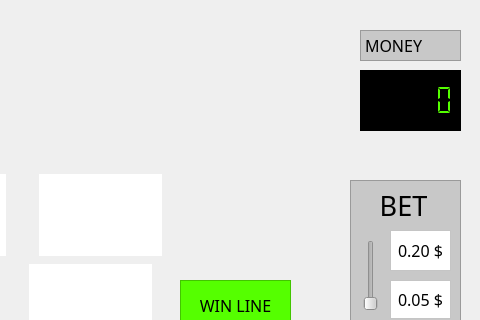
Above: student/11/slots/main_window.ui from juhvv/programming2-2018 before the change; both pictures show x 320 to 800 and y 0 to 320 of the 800 by 600 pixel window. Below: the same form after it.
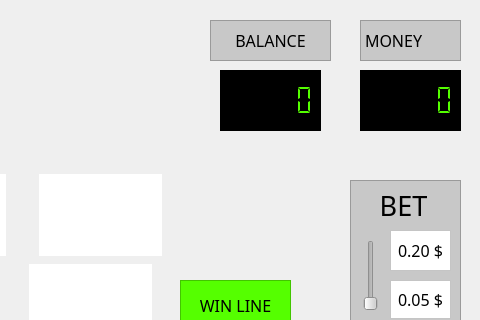
That is the form after the change. Icons and pictures are not drawn.

```diff
--- a/student/11/slots/main_window.ui
+++ b/student/11/slots/main_window.ui
@@ -955,9 +955,9 @@
     <property name="geometry">
      <rect>
       <x>680</x>
-      <y>30</y>
+      <y>20</y>
       <width>101</width>
-      <height>31</height>
+      <height>41</height>
      </rect>
     </property>
     <property name="font">
@@ -976,6 +976,232 @@
      <string>MONEY</string>
     </property>
    </widget>
+   <widget class="QLCDNumber" name="money_scr_2">
+    <property name="geometry">
+     <rect>
+      <x>540</x>
+      <y>70</y>
+      <width>101</width>
+      <height>61</height>
+     </rect>
+    </property>
+    <property name="palette">
+     <palette>
+      <active>
+       <colorrole role="WindowText">
+        <brush brushstyle="SolidPattern">
+         <color alpha="255">
+          <red>85</red>
+          <green>255</green>
+          <blue>0</blue>
+         </color>
+        </brush>
+       </colorrole>
+       <colorrole role="Button">
+        <brush brushstyle="SolidPattern">
+         <color alpha="255">
+          <red>0</red>
+          <green>0</green>
+          <blue>0</blue>
+         </color>
+        </brush>
+       </colorrole>
+       <colorrole role="Text">
+        <brush brushstyle="SolidPattern">
+         <color alpha="255">
+          <red>85</red>
+          <green>255</green>
+          <blue>0</blue>
+         </color>
+        </brush>
+       </colorrole>
+       <colorrole role="ButtonText">
+        <brush brushstyle="SolidPattern">
+         <color alpha="255">
+          <red>85</red>
+          <green>255</green>
+          <blue>0</blue>
+         </color>
+        </brush>
+       </colorrole>
+       <colorrole role="Base">
+        <brush brushstyle="SolidPattern">
+         <color alpha="255">
+          <red>0</red>
+          <green>0</green>
+          <blue>0</blue>
+         </color>
+        </brush>
+       </colorrole>
+       <colorrole role="Window">
+        <brush brushstyle="SolidPattern">
+         <color alpha="255">
+          <red>0</red>
+          <green>0</green>
+          <blue>0</blue>
+         </color>
+        </brush>
+       </colorrole>
+      </active>
+      <inactive>
+       <colorrole role="WindowText">
+        <brush brushstyle="SolidPattern">
+         <color alpha="255">
+          <red>85</red>
+          <green>255</green>
+          <blue>0</blue>
+         </color>
+        </brush>
+       </colorrole>
+       <colorrole role="Button">
+        <brush brushstyle="SolidPattern">
+         <color alpha="255">
+          <red>0</red>
+          <green>0</green>
+          <blue>0</blue>
+         </color>
+        </brush>
+       </colorrole>
+       <colorrole role="Text">
+        <brush brushstyle="SolidPattern">
+         <color alpha="255">
+          <red>85</red>
+          <green>255</green>
+          <blue>0</blue>
+         </color>
+        </brush>
+       </colorrole>
+       <colorrole role="ButtonText">
+        <brush brushstyle="SolidPattern">
+         <color alpha="255">
+          <red>85</red>
+          <green>255</green>
+          <blue>0</blue>
+         </color>
+        </brush>
+       </colorrole>
+       <colorrole role="Base">
+        <brush brushstyle="SolidPattern">
+         <color alpha="255">
+          <red>0</red>
+          <green>0</green>
+          <blue>0</blue>
+         </color>
+        </brush>
+       </colorrole>
+       <colorrole role="Window">
+        <brush brushstyle="SolidPattern">
+         <color alpha="255">
+          <red>0</red>
+          <green>0</green>
+          <blue>0</blue>
+         </color>
+        </brush>
+       </colorrole>
+      </inactive>
+      <disabled>
+       <colorrole role="WindowText">
+        <brush brushstyle="SolidPattern">
+         <color alpha="255">
+          <red>85</red>
+          <green>255</green>
+          <blue>0</blue>
+         </color>
+        </brush>
+       </colorrole>
+       <colorrole role="Button">
+        <brush brushstyle="SolidPattern">
+         <color alpha="255">
+          <red>0</red>
+          <green>0</green>
+          <blue>0</blue>
+         </color>
+        </brush>
+       </colorrole>
+       <colorrole role="Text">
+        <brush brushstyle="SolidPattern">
+         <color alpha="255">
+          <red>85</red>
+          <green>255</green>
+          <blue>0</blue>
+         </color>
+        </brush>
+       </colorrole>
+       <colorrole role="ButtonText">
+        <brush brushstyle="SolidPattern">
+         <color alpha="255">
+          <red>85</red>
+          <green>255</green>
+          <blue>0</blue>
+         </color>
+        </brush>
+       </colorrole>
+       <colorrole role="Base">
+        <brush brushstyle="SolidPattern">
+         <color alpha="255">
+          <red>0</red>
+          <green>0</green>
+          <blue>0</blue>
+         </color>
+        </brush>
+       </colorrole>
+       <colorrole role="Window">
+        <brush brushstyle="SolidPattern">
+         <color alpha="255">
+          <red>0</red>
+          <green>0</green>
+          <blue>0</blue>
+         </color>
+        </brush>
+       </colorrole>
+      </disabled>
+     </palette>
+    </property>
+    <property name="styleSheet">
+     <string notr="true">QLCDNumber{background: black}
+QLCDNumber{color : rgb(85, 255, 0)}</string>
+    </property>
+    <property name="frameShape">
+     <enum>QFrame::Box</enum>
+    </property>
+    <property name="smallDecimalPoint">
+     <bool>true</bool>
+    </property>
+    <property name="digitCount">
+     <number>5</number>
+    </property>
+    <property name="segmentStyle">
+     <enum>QLCDNumber::Flat</enum>
+    </property>
+   </widget>
+   <widget class="QLabel" name="money_label_3">
+    <property name="geometry">
+     <rect>
+      <x>530</x>
+      <y>20</y>
+      <width>121</width>
+      <height>41</height>
+     </rect>
+    </property>
+    <property name="font">
+     <font>
+      <family>Engravers MT</family>
+      <pointsize>12</pointsize>
+     </font>
+    </property>
+    <property name="styleSheet">
+     <string notr="true">QFrame {background: rgb(200, 200, 200)}</string>
+    </property>
+    <property name="frameShape">
+     <enum>QFrame::StyledPanel</enum>
+    </property>
+    <property name="text">
+     <string>BALANCE</string>
+    </property>
+    <property name="alignment">
+     <set>Qt::AlignCenter</set>
+    </property>
+   </widget>
   </widget>
   <widget class="QStatusBar" name="statusbar"/>
  </widget>
```
